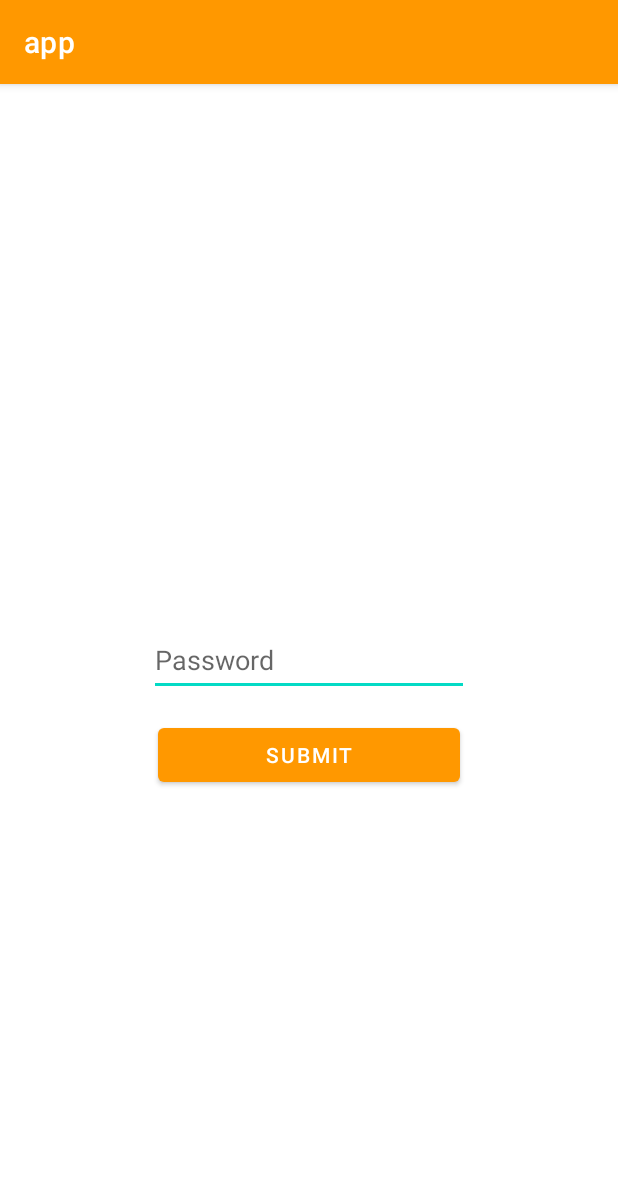
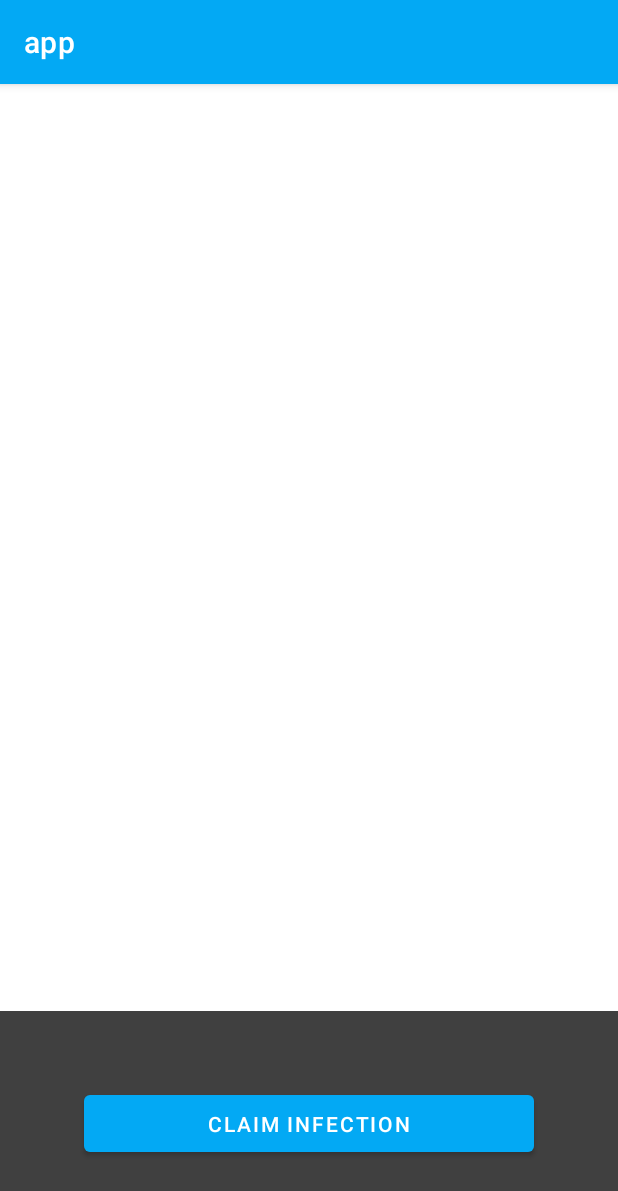
Before and after one commit to AfonsoG6/A28-CT, an Android app: the screen it shows after launch (MainActivity), on a phone screen of 412 x 824 dp. Shown: the top 1191 px of the screen. Run offline under Robolectric (Android 15) with nearby library versions, the phone set to English and light mode, and no system bars.

Commit message:
New Android Activity for Infection Claim; Implemented HubFrontend methods for claiming an infection. Changed ping.

```diff
--- a/app/src/main/AndroidManifest.xml
+++ b/app/src/main/AndroidManifest.xml
@@ -13,7 +13,7 @@
             android:theme="@style/Theme.A28CT"
             android:networkSecurityConfig="@xml/network_security_config">
         <activity
-                android:name=".MainActivity"
+                android:name=".activities.MainActivity"
                 android:exported="true">
             <intent-filter>
                 <action android:name="android.intent.action.MAIN" />
@@ -21,6 +21,10 @@
                 <category android:name="android.intent.category.LAUNCHER" />
             </intent-filter>
         </activity>
+        <activity
+            android:name=".activities.ICCActivity"
+            android:exported="true">
+        </activity>
     </application>
 
 </manifest>
--- a/app/src/main/java/com/example/app/MainActivity.java
+++ /dev/null
@@ -1,27 +0,0 @@
-package com.example.app;
-
-import android.os.Bundle;
-import android.view.View;
-import android.widget.EditText;
-import androidx.appcompat.app.AppCompatActivity;
-
-public class MainActivity extends AppCompatActivity {
-
-	@Override
-	protected void onCreate(Bundle savedInstanceState) {
-		super.onCreate(savedInstanceState);
-		setContentView(R.layout.activity_main);
-	}
-
-	public void onPasswordSubmit(View view) {
-		try {
-			EditText passwordET = findViewById(R.id.passwordTextBox);
-			HubFrontend frontend = HubFrontend.getInstance(getApplicationContext());
-			String pingResponseString = frontend.ping(passwordET.getText().toString());
-			passwordET.setText(pingResponseString);
-		}
-		catch (Exception e) {
-			e.printStackTrace();
-		}
-	}
-}
--- /dev/null
+++ b/app/src/main/java/com/example/app/activities/MainActivity.java
@@ -0,0 +1,23 @@
+package com.example.app.activities;
+
+import android.content.Intent;
+import android.os.Bundle;
+import android.view.View;
+import android.widget.EditText;
+import androidx.appcompat.app.AppCompatActivity;
+import com.example.app.HubFrontend;
+import com.example.app.R;
+
+public class MainActivity extends AppCompatActivity {
+
+	@Override
+	protected void onCreate(Bundle savedInstanceState) {
+		super.onCreate(savedInstanceState);
+		setContentView(R.layout.activity_main);
+	}
+
+	public void onClickClaimInfection(View view) {
+		Intent intent = new Intent(this, ICCActivity.class);
+		startActivity(intent);
+	}
+}
--- a/app/src/main/res/layout/activity_main.xml
+++ b/app/src/main/res/layout/activity_main.xml
@@ -4,30 +4,33 @@
     xmlns:app="http://schemas.android.com/apk/res-auto"
     android:layout_width="match_parent"
     android:layout_height="match_parent"
-        tools:context=".MainActivity">
+    tools:context=".activities.MainActivity">
 
-    <EditText
-            android:layout_width="wrap_content"
-            android:layout_height="wrap_content"
-            android:inputType="textPassword"
-            android:ems="10"
-            android:id="@+id/passwordTextBox"
-            app:layout_constraintTop_toTopOf="parent"
+    <ImageView
+        android:id="@+id/imageView"
+        android:layout_width="0dp"
+        android:layout_height="150dp"
+        android:alpha="0.75"
+        android:src="@android:drawable/screen_background_dark"
         app:layout_constraintBottom_toBottomOf="parent"
         app:layout_constraintEnd_toEndOf="parent"
+        app:layout_constraintHorizontal_bias="0.0"
         app:layout_constraintStart_toStartOf="parent"
-            android:hint="Password" android:minHeight="48dp"/>
-
+        app:layout_constraintTop_toTopOf="parent"
+        app:layout_constraintVertical_bias="1.0"
+        tools:ignore="ContentDescription"
+        />
     <Button
-            android:text="SUBMIT"
-            android:layout_width="201dp"
-            android:layout_height="48dp"
-            android:id="@+id/passwordSubmitButton"
+        android:text="Claim Infection"
+        android:layout_width="300dp"
+        android:layout_height="50dp"
+        android:id="@+id/claimInfectionButton"
         app:layout_constraintEnd_toEndOf="parent"
         app:layout_constraintBottom_toBottomOf="parent"
-            app:layout_constraintVertical_bias="0.050000012"
         app:layout_constraintStart_toStartOf="parent"
-            app:layout_constraintTop_toBottomOf="@+id/passwordTextBox"
-            android:onClick="onPasswordSubmit"/>
+        app:layout_constraintTop_toTopOf="@+id/imageView"
+        android:onClick="onClickClaimInfection"
+        tools:ignore="TextContrastCheck"
+        />
 
 </androidx.constraintlayout.widget.ConstraintLayout>
--- a/app/src/main/res/values/colors.xml
+++ b/app/src/main/res/values/colors.xml
@@ -7,4 +7,6 @@
     <color name="teal_700">#FF018786</color>
     <color name="black">#FF000000</color>
     <color name="white">#FFFFFFFF</color>
+    <color name="red">#A13131</color>
+    <color name="green">#209A2C</color>
 </resources>
--- a/app/src/main/res/values/themes.xml
+++ b/app/src/main/res/values/themes.xml
@@ -2,8 +2,8 @@
     <!-- Base application theme. -->
     <style name="Theme.A28CT" parent="Theme.MaterialComponents.DayNight.DarkActionBar">
         <!-- Primary brand color. -->
-        <item name="colorPrimary">#FF9800</item>
-        <item name="colorPrimaryVariant">#FF5722</item>
+        <item name="colorPrimary">#03A9F4</item>
+        <item name="colorPrimaryVariant">#3F51B5</item>
         <item name="colorOnPrimary">@color/white</item>
         <!-- Secondary brand color. -->
         <item name="colorSecondary">@color/teal_200</item>
```
Also changed, not shown: app/src/main/java/com/example/app/HubFrontend.java (+50 -5 lines), app/src/main/java/com/example/app/activities/ICCActivity.java (added, +55 -0 lines), app/src/main/res/layout/activity_icc.xml (added, +71 -0 lines), 1 other file. Lines whose indentation alone changed are shown as unchanged.
